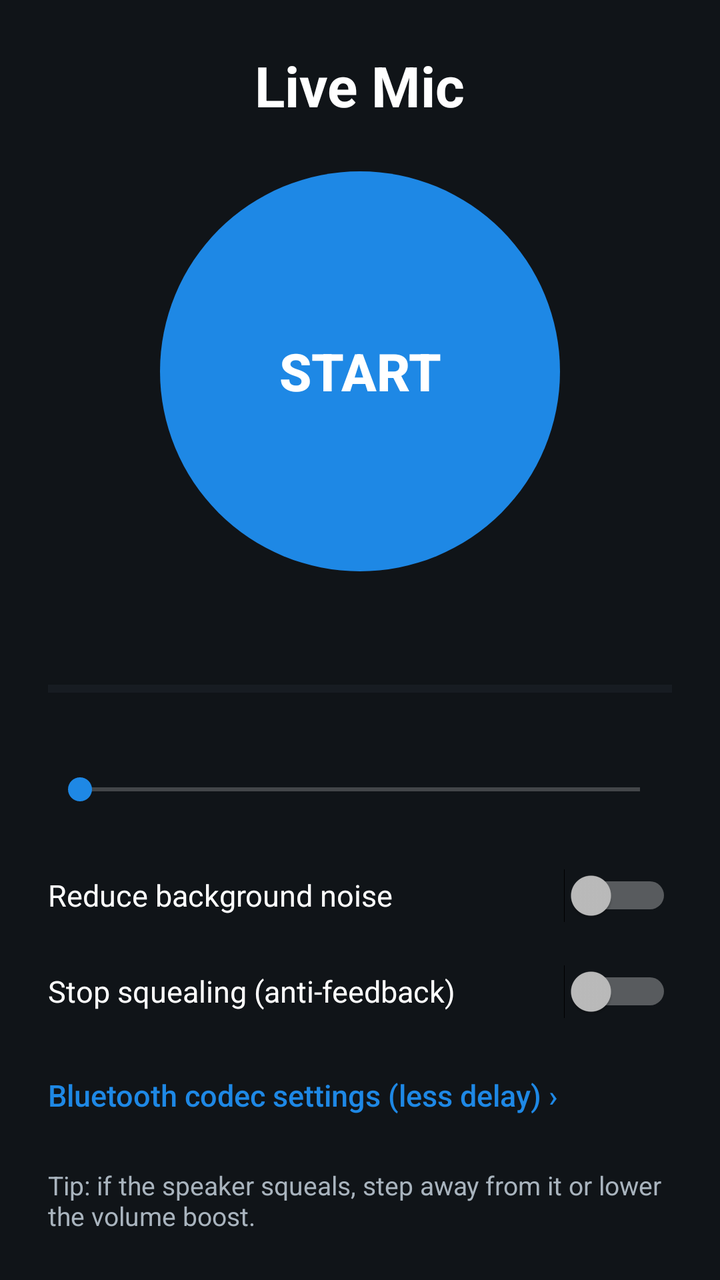
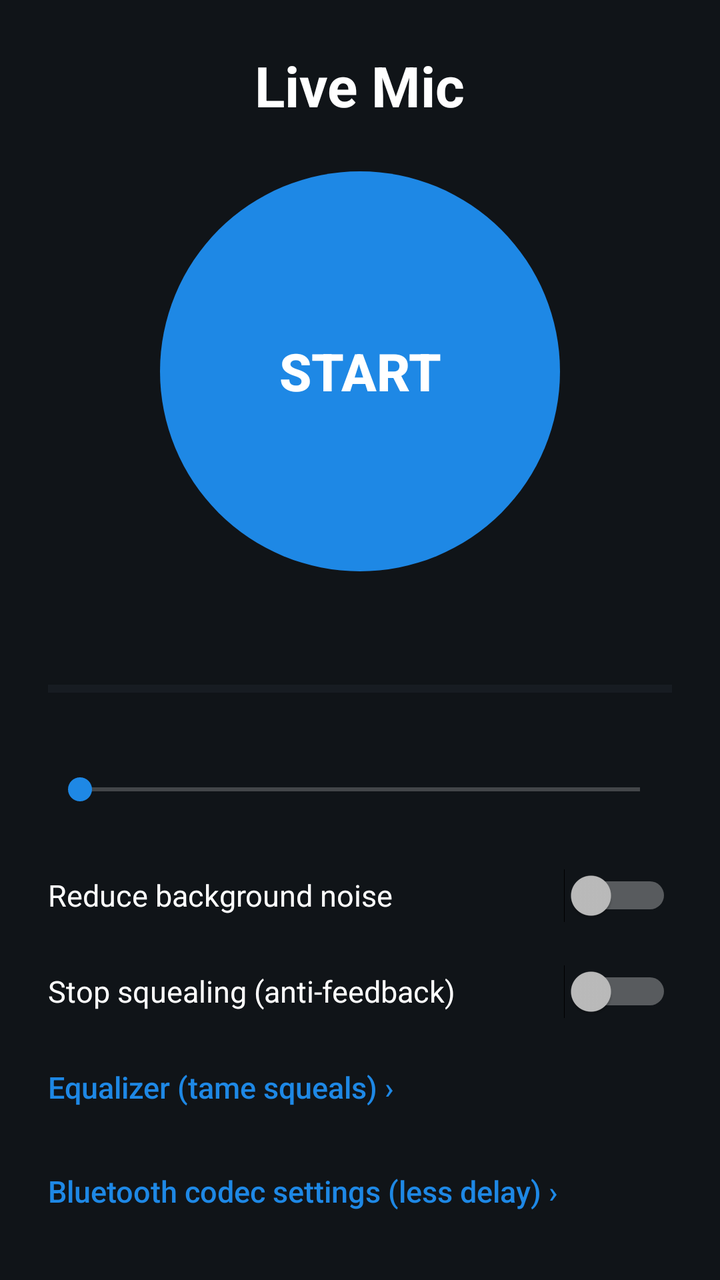

Before-and-after screenshots of an Android layout around one commit, followed by the original layout XML and the change that was made.
<!-- AndroidManifest.xml: application theme Theme.LiveMic -->
<!-- res/layout/activity_main.xml -->
<?xml version="1.0" encoding="utf-8"?>
<FrameLayout xmlns:android="http://schemas.android.com/apk/res/android"
    android:layout_width="match_parent"
    android:layout_height="match_parent"
    android:background="@color/bg"
    android:fitsSystemWindows="true">

    <LinearLayout
        android:layout_width="match_parent"
        android:layout_height="match_parent"
        android:gravity="center_horizontal"
        android:orientation="vertical"
        android:padding="24dp">

        <TextView
            android:layout_width="wrap_content"
            android:layout_height="wrap_content"
            android:text="@string/app_name"
            android:textColor="@color/text"
            android:textSize="28sp"
            android:textStyle="bold" />

        <TextView
            android:id="@+id/route"
            android:layout_width="wrap_content"
            android:layout_height="wrap_content"
            android:layout_marginTop="4dp"
            android:gravity="center"
            android:textColor="@color/text_dim"
            android:textSize="15sp" />

        <TextView
            android:id="@+id/warning"
            android:layout_width="match_parent"
            android:layout_height="wrap_content"
            android:layout_marginTop="16dp"
            android:background="@drawable/warning_box"
            android:padding="12dp"
            android:text="@string/no_speaker_warning"
            android:textColor="@color/warning"
            android:textSize="14sp"
            android:visibility="gone" />

        <Space
            android:layout_width="0dp"
            android:layout_height="0dp"
            android:layout_weight="1" />

        <Button
            android:id="@+id/toggle"
            android:layout_width="200dp"
            android:layout_height="200dp"
            android:background="@drawable/mic_button"
            android:stateListAnimator="@null"
            android:text="@string/start"
            android:textColor="@color/text"
            android:textSize="26sp"
            android:textStyle="bold" />

        <TextView
            android:id="@+id/status"
            android:layout_width="wrap_content"
            android:layout_height="wrap_content"
            android:layout_marginTop="20dp"
            android:gravity="center"
            android:textColor="@color/text"
            android:textSize="16sp" />

        <ProgressBar
            android:id="@+id/meter"
            style="?android:attr/progressBarStyleHorizontal"
            android:layout_width="match_parent"
            android:layout_height="10dp"
            android:layout_marginTop="12dp"
            android:max="100"
            android:progressBackgroundTint="@color/track"
            android:progressTint="@color/live" />

        <Space
            android:layout_width="0dp"
            android:layout_height="0dp"
            android:layout_weight="1" />

        <TextView
            android:id="@+id/gain_label"
            android:layout_width="match_parent"
            android:layout_height="wrap_content"
            android:textColor="@color/text"
            android:textSize="15sp" />

        <SeekBar
            android:id="@+id/gain"
            android:layout_width="match_parent"
            android:layout_height="wrap_content"
            android:layout_marginTop="4dp"
            android:paddingVertical="12dp" />

        <Switch
            android:id="@+id/noise"
            android:layout_width="match_parent"
            android:layout_height="wrap_content"
            android:layout_marginTop="8dp"
            android:minHeight="48dp"
            android:text="@string/noise_reduction"
            android:textColor="@color/text"
            android:textSize="15sp" />

        <Switch
            android:id="@+id/anti_squeal"
            android:layout_width="match_parent"
            android:layout_height="wrap_content"
            android:minHeight="48dp"
            android:text="@string/anti_squeal"
            android:textColor="@color/text"
            android:textSize="15sp" />

        <Button
            android:id="@+id/codec_settings"
            style="?android:attr/borderlessButtonStyle"
            android:layout_width="match_parent"
            android:layout_height="wrap_content"
            android:layout_marginTop="4dp"
            android:gravity="start|center_vertical"
            android:minHeight="48dp"
            android:paddingHorizontal="0dp"
            android:text="@string/codec_button"
            android:textAllCaps="false"
            android:textColor="@color/accent"
            android:textSize="15sp" />

        <TextView
            android:layout_width="match_parent"
            android:layout_height="wrap_content"
            android:layout_marginTop="12dp"
            android:text="@string/feedback_tip"
            android:textColor="@color/text_dim"
            android:textSize="13sp" />
    </LinearLayout>
</FrameLayout>
<!-- resources referenced by this layout -->
<resources>
  <color name="accent">#FF1E88E5</color>
  <color name="bg">#FF101418</color>
  <color name="live">#FF2EC27E</color>
  <color name="text">#FFFFFFFF</color>
  <color name="text_dim">#FFA9B4BE</color>
  <color name="track">#FF2A3138</color>
  <color name="warning">#FFFFC857</color>
  <!-- drawable mic_button (drawable) -->
  <?xml version="1.0" encoding="utf-8"?>
  <selector xmlns:android="http://schemas.android.com/apk/res/android">
      <item android:state_activated="true">
          <shape android:shape="oval">
              <solid android:color="@color/live" />
          </shape>
      </item>
      <item>
          <shape android:shape="oval">
              <solid android:color="@color/accent" />
          </shape>
      </item>
  </selector>
  <!-- drawable warning_box (drawable) -->
  <?xml version="1.0" encoding="utf-8"?>
  <shape xmlns:android="http://schemas.android.com/apk/res/android" android:shape="rectangle">
      <solid android:color="@color/warning_bg" />
      <stroke android:width="1dp" android:color="@color/warning" />
      <corners android:radius="10dp" />
  </shape>
  <string name="anti_squeal">Stop squealing (anti-feedback)</string>
  <string name="app_name">Live Mic</string>
  <string name="codec_button">Bluetooth codec settings (less delay) ›</string>
  <string name="feedback_tip">Tip: if the speaker squeals, step away from it or lower the volume boost.</string>
  <string name="no_speaker_warning">Connect your Bluetooth speaker in your phone\'s Bluetooth settings first. Without it, sound comes out of the phone itself and will squeal.</string>
  <string name="noise_reduction">Reduce background noise</string>
  <string name="start">START</string>
  <style name="Theme.LiveMic" parent="android:Theme.Material.NoActionBar">
          <item name="android:windowBackground">@color/bg</item>
          <item name="android:colorAccent">@color/accent</item>
          <item name="android:statusBarColor">@color/bg</item>
          <item name="android:navigationBarColor">@color/bg</item>
      </style>
  <color name="warning_bg">#332E2410</color>
</resources>

<!-- the commit's change to res/layout/activity_main.xml (unified diff, before → after) -->
@@ -115,6 +115,19 @@
             android:textSize="15sp" />
 
         <Button
+            android:id="@+id/equalizer"
+            style="?android:attr/borderlessButtonStyle"
+            android:layout_width="match_parent"
+            android:layout_height="wrap_content"
+            android:gravity="start|center_vertical"
+            android:minHeight="48dp"
+            android:paddingHorizontal="0dp"
+            android:text="@string/eq_button"
+            android:textAllCaps="false"
+            android:textColor="@color/accent"
+            android:textSize="15sp" />
+
+        <Button
             android:id="@+id/codec_settings"
             style="?android:attr/borderlessButtonStyle"
             android:layout_width="match_parent"
<!-- resource entries referenced after the edit -->
@@ -31,6 +31,7 @@
   <string name="anti_squeal">Stop squealing (anti-feedback)</string>
   <string name="app_name">Live Mic</string>
   <string name="codec_button">Bluetooth codec settings (less delay) ›</string>
+  <string name="eq_button">Equalizer (tame squeals) ›</string>
   <string name="feedback_tip">Tip: if the speaker squeals, step away from it or lower the volume boost.</string>
   <string name="no_speaker_warning">Connect your Bluetooth speaker in your phone\'s Bluetooth settings first. Without it, sound comes out of the phone itself and will squeal.</string>
   <string name="noise_reduction">Reduce background noise</string>
